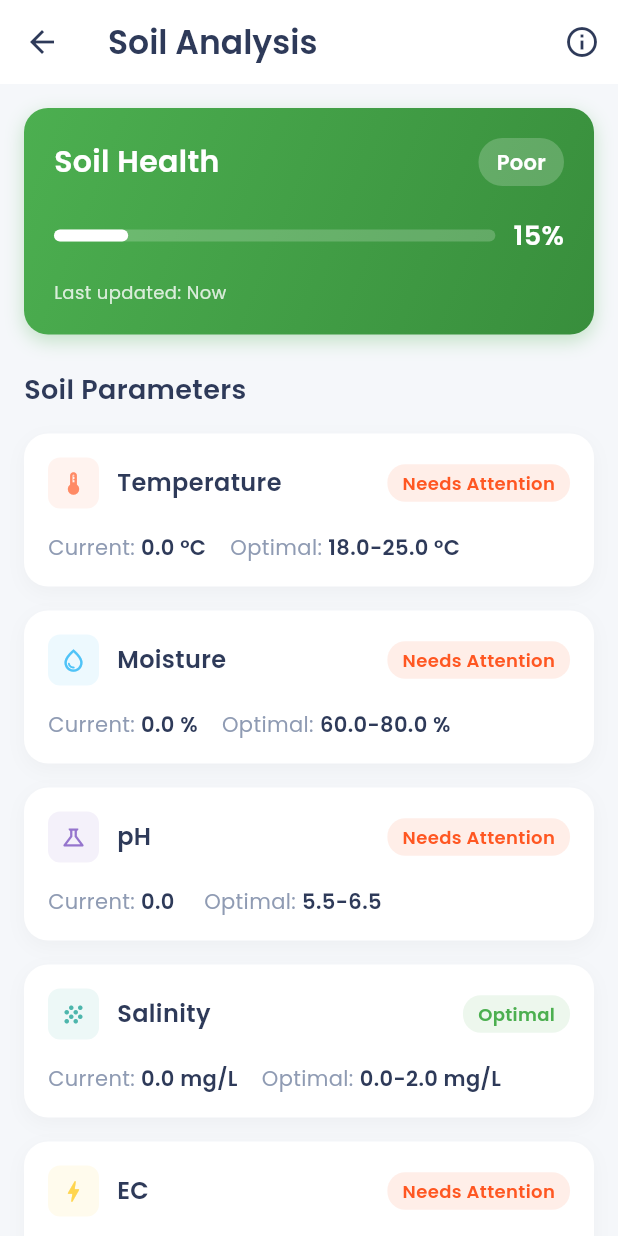
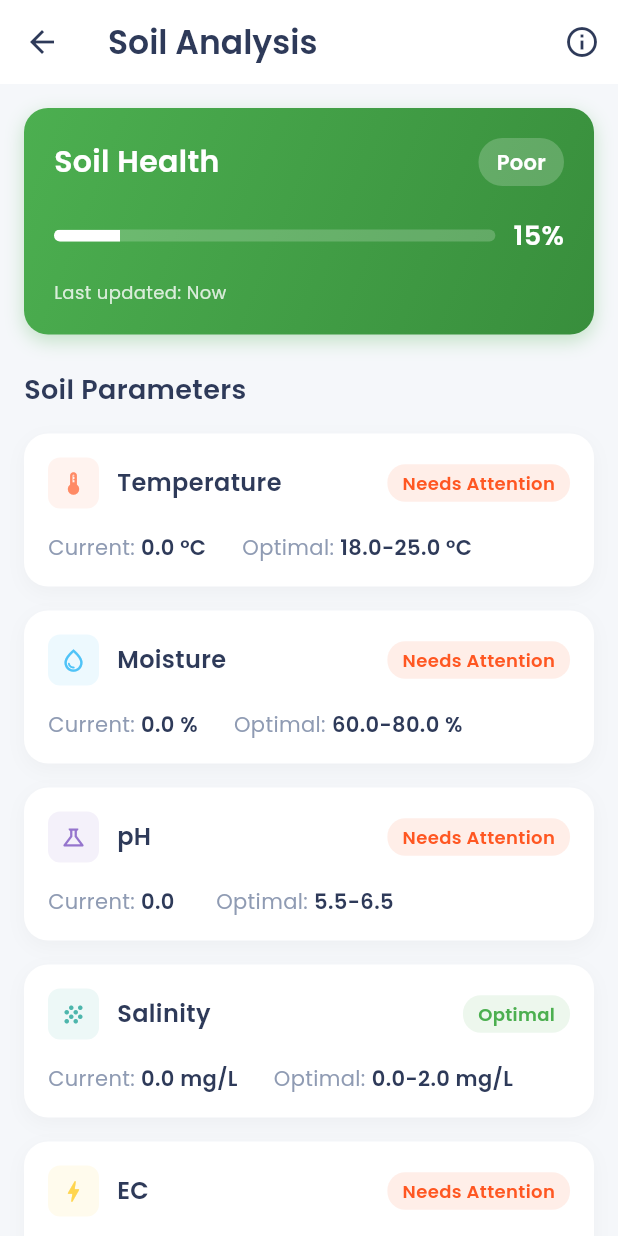
Before and after one commit to RahmanAbubakar569/farm_management, a Flutter app: the screen it shows after launch, item 3 of the bottom bar chosen, on a phone screen of 412 x 824 dp. Run offline on Flutter 3.47's test engine with Material 3 defaults, Android fonts, the phone set to English and light mode, and no system bars; our stand-ins replace google_fonts, image_picker; network calls fail.

Commit message:
solved the box constraint issue

```diff
--- a/lib/quickdetection.dart
+++ b/lib/quickdetection.dart
@@ -173,12 +173,12 @@ class _QuickDetectionScreenState extends State<QuickDetectionScreen> {
                         color: Color(0xFF4CAF50),
                         onTap: isAnalyzing ? null : _takePhoto,
                       ),
-                      _buildActionButton(
-                        title: 'From Gallery',
-                        icon: Icons.photo_library_outlined,
-                        color: Color(0xFF2196F3),
-                        onTap: isAnalyzing ? null : _pickFromGallery,
-                      ),
+                      // _buildActionButton(
+                      //   title: 'From Gallery',
+                      //   icon: Icons.photo_library_outlined,
+                      //   color: Color(0xFF2196F3),
+                      //   onTap: isAnalyzing ? null : _pickFromGallery,
+                      // ),
                     ],
                   ),
                 ],
--- a/lib/soil.dart
+++ b/lib/soil.dart
@@ -1,7 +1,7 @@
 import 'package:flutter/material.dart';
 import 'package:provider/provider.dart';
 import 'package:agrosensor/sensor.dart';
-
+import 'dart:math';
 class SimpleSoilAnalysisScreen extends StatefulWidget {
   const SimpleSoilAnalysisScreen({Key? key}) : super(key: key);
 
@@ -42,7 +42,8 @@ class _SimpleSoilAnalysisScreenState extends State<SimpleSoilAnalysisScreen> {
           ),
         ],
       ),
-      body: SingleChildScrollView(
+      body: SafeArea(
+        child: SingleChildScrollView(
           padding: EdgeInsets.all(16),
           child: Column(
             crossAxisAlignment: CrossAxisAlignment.start,
@@ -55,6 +56,7 @@ class _SimpleSoilAnalysisScreenState extends State<SimpleSoilAnalysisScreen> {
               SizedBox(height: 24),
               _buildRecommendationCard(sensor),
             ],
+          ),
         ),
       ),
     );
@@ -126,12 +128,18 @@ class _SimpleSoilAnalysisScreenState extends State<SimpleSoilAnalysisScreen> {
                         borderRadius: BorderRadius.circular(4),
                       ),
                     ),
-                    Container(
+                    // Use ClipRect and align the container instead of setting width directly
+                    ClipRect(
+                      child: Align(
+                        alignment: Alignment.centerLeft,
+                        widthFactor: soilHealthScore / 100,
+                        child: Container(
                           height: 8,
-                      width: MediaQuery.of(context).size.width * 0.8 * (soilHealthScore / 100),
                           decoration: BoxDecoration(
                             color: Colors.white,
                             borderRadius: BorderRadius.circular(4),
+                          ),
+                        ),
                       ),
                     ),
                   ],
@@ -253,7 +261,8 @@ class _SimpleSoilAnalysisScreenState extends State<SimpleSoilAnalysisScreen> {
                   Row(
                     mainAxisAlignment: MainAxisAlignment.spaceBetween,
                     children: [
-                      Row(
+                      Expanded(
+                        child: Row(
                           children: [
                             Container(
                               padding: EdgeInsets.all(8),
@@ -268,15 +277,19 @@ class _SimpleSoilAnalysisScreenState extends State<SimpleSoilAnalysisScreen> {
                               ),
                             ),
                             SizedBox(width: 12),
-                          Text(
+                            Flexible(
+                              child: Text(
                                 param['name'] as String,
+                                overflow: TextOverflow.ellipsis,
                                 style: TextStyle(
                                   fontSize: 16,
                                   fontWeight: FontWeight.w600,
                                   color: Color(0xFF2E3A59),
                                 ),
                               ),
+                            ),
                           ],
+                        ),
                       ),
                       Container(
                         padding: EdgeInsets.symmetric(horizontal: 10, vertical: 4),
@@ -296,7 +309,12 @@ class _SimpleSoilAnalysisScreenState extends State<SimpleSoilAnalysisScreen> {
                     ],
                   ),
                   SizedBox(height: 16),
+                  Wrap(
+                    spacing: 8,
+                    runSpacing: 8,
+                    children: [
                       Row(
+                        mainAxisSize: MainAxisSize.min,
                         children: [
                           Text(
                             'Current: ',
@@ -313,7 +331,12 @@ class _SimpleSoilAnalysisScreenState extends State<SimpleSoilAnalysisScreen> {
                               color: Color(0xFF2E3A59),
                             ),
                           ),
-                      SizedBox(width: 16),
+                        ],
+                      ),
+                      SizedBox(width: 8),
+                      Row(
+                        mainAxisSize: MainAxisSize.min,
+                        children: [
                           Text(
                             'Optimal: ',
                             style: TextStyle(
@@ -328,6 +351,8 @@ class _SimpleSoilAnalysisScreenState extends State<SimpleSoilAnalysisScreen> {
                               fontWeight: FontWeight.w600,
                               color: Color(0xFF2E3A59),
                             ),
+                          ),
+                        ],
                       ),
                     ],
                   ),
@@ -382,6 +407,7 @@ class _SimpleSoilAnalysisScreenState extends State<SimpleSoilAnalysisScreen> {
           ),
           SizedBox(height: 16),
           Row(
+            crossAxisAlignment: CrossAxisAlignment.start,
             children: [
               Container(
                 padding: EdgeInsets.all(12),
@@ -396,7 +422,8 @@ class _SimpleSoilAnalysisScreenState extends State<SimpleSoilAnalysisScreen> {
                 ),
               ),
               SizedBox(width: 16),
-              Column(
+              Expanded(
+                child: Column(
                   crossAxisAlignment: CrossAxisAlignment.start,
                   children: [
                     Text(
@@ -408,17 +435,15 @@ class _SimpleSoilAnalysisScreenState extends State<SimpleSoilAnalysisScreen> {
                       ),
                     ),
                     SizedBox(height: 4),
-                  SizedBox(
-                    width: MediaQuery.of(context).size.width * 0.6,
-                    child: Text(
+                    Text(
                       statusDescription,
                       style: TextStyle(
                         fontSize: 14,
                         color: Color(0xFF8F9BB3),
                       ),
                     ),
+                  ],
                 ),
-                ],
               ),
             ],
           ),
@@ -546,12 +571,12 @@ class _SimpleSoilAnalysisScreenState extends State<SimpleSoilAnalysisScreen> {
       // Calculate percentage below min (decreasing as it gets further from min)
       double deficit = min - value;
       double percentBelow = (deficit / min) * 100;
-      return 100 - percentBelow;
+      return (100 - percentBelow) < 0 ? 0 : (100 - percentBelow); // Ensure score doesn't go below 0
     } else { // value > max
       // Calculate percentage above max (decreasing as it gets further from max)
       double excess = value - max;
       double percentAbove = (excess / max) * 100;
-      return 100 - percentAbove;
+      return percentAbove > 100 ? 0 : 100 - percentAbove; // Ensure score doesn't go below 0
     }
   }
 
```
Lines whose indentation alone changed are shown as unchanged.
